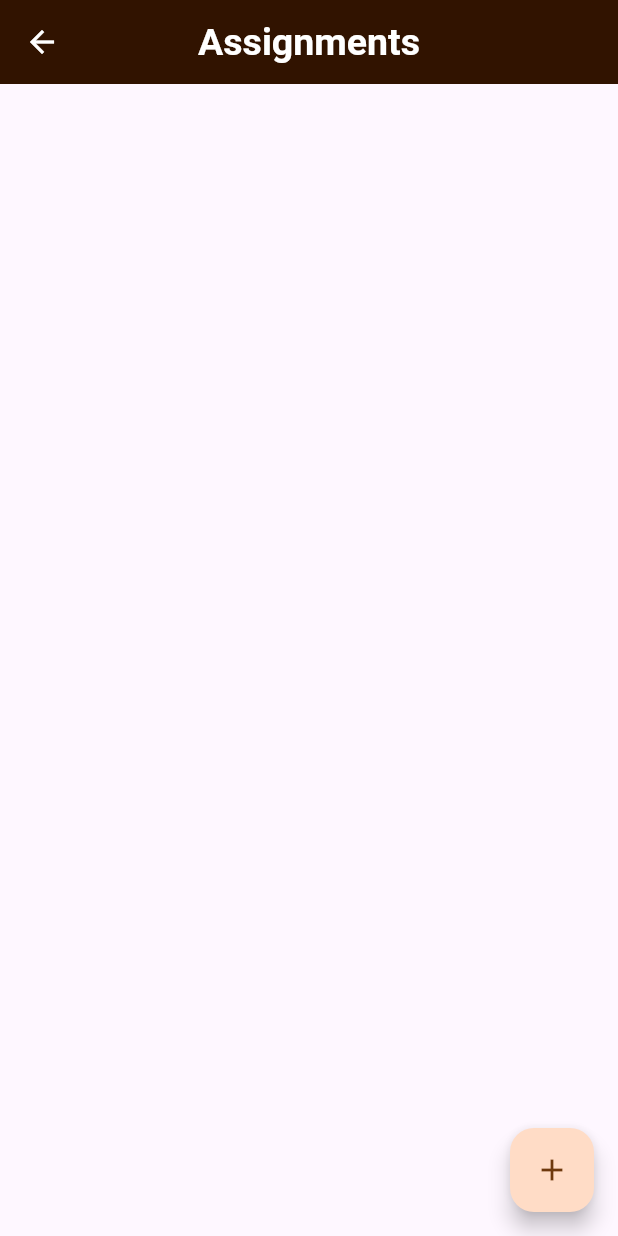
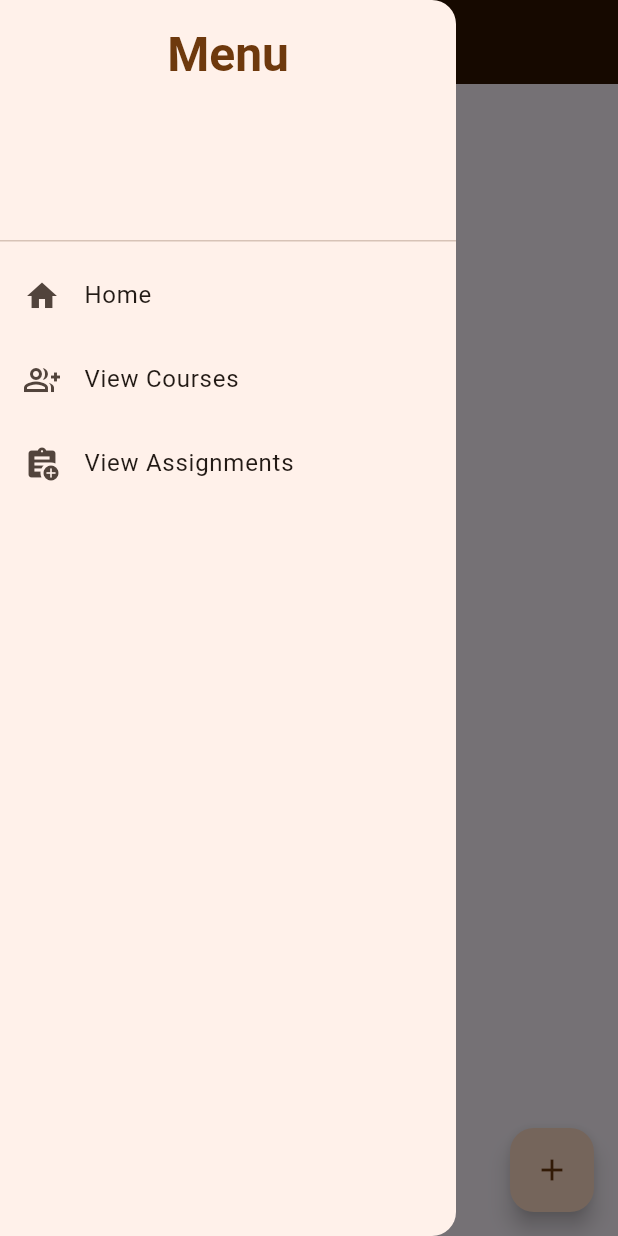
Before and after one commit to MobileProgramming2025/MobileProgramming, a Flutter app: the AssignmentListScreen screen opened by its route, with the side drawer open (before the commit the screen has no drawer), on a phone screen of 412 x 824 dp. Run offline on Flutter 3.47's test engine with Material 3 defaults, Android fonts, the phone set to English and light mode, and no system bars; our stand-ins replace cloud_firestore, file_picker, firebase_auth, firebase_core, firebase_storage, flutter_sizer and 1 more; accounts and stored records are empty.

Commit message:
user drawer

```diff
--- a/lib/screens/Assignment/assignment_list_screen.dart
+++ b/lib/screens/Assignment/assignment_list_screen.dart
@@ -1,5 +1,6 @@
 import 'package:flutter/material.dart';
 import 'package:cloud_firestore/cloud_firestore.dart';
+import 'package:mobileprogramming/screens/userDrawer.dart';
 import 'add_edit_assignment_screen.dart';
 
 class AssignmentListScreen extends StatefulWidget {
@@ -92,9 +93,18 @@ class _AssignmentListScreenState extends State<AssignmentListScreen> {
   @override
   Widget build(BuildContext context) {
     return Scaffold(
+
       appBar: AppBar(
         title: Text('Assignments'),
+        leading: Builder(
+          builder: (context) => IconButton(
+            icon: Icon(Icons.menu),
+            onPressed: () => Scaffold.of(context).openDrawer(),
+          ),
+        ),
       ),
+      drawer: const UserDrawer(),
+
       body: ListView.builder(
         itemCount: _assignments.length,
         itemBuilder: (context, index) {
--- a/lib/screens/UserScreens/user_home.dart
+++ b/lib/screens/UserScreens/user_home.dart
@@ -1,4 +1,5 @@
 import 'package:flutter/material.dart';
+import 'package:mobileprogramming/screens/userDrawer.dart';
 
 class UserHomeScreen extends StatelessWidget {
   const UserHomeScreen({super.key});
@@ -6,8 +7,20 @@ class UserHomeScreen extends StatelessWidget {
   @override
   Widget build(BuildContext context) {
     return Scaffold(
-      appBar: AppBar(title: Text("User Home")),
-      body: Center(child: Text("Welcome to User Home!")),
+
+      appBar: AppBar(
+        title: Text("User Home"),
+        leading: Builder(
+          builder: (context) => IconButton(
+            icon: Icon(Icons.menu),
+            onPressed: () => Scaffold.of(context).openDrawer(),
+          ),
+        ),
+      ),
+      drawer: const UserDrawer(),
+
+      body: Center(child: Text("Welcome to User Home!"))
     );
+
   }
 }
--- /dev/null
+++ b/lib/screens/userDrawer.dart
@@ -0,0 +1,44 @@
+import 'package:flutter/material.dart';
+
+class UserDrawer extends StatelessWidget {
+  const UserDrawer({Key? key}) : super(key: key);
+
+  @override
+  Widget build(BuildContext context) {
+    return Drawer(
+      child: ListView(
+        padding: EdgeInsets.zero,
+        children: <Widget>[
+          DrawerHeader(
+            child: Text(
+              'Menu',
+              style: Theme.of(context).textTheme.headlineLarge,
+              textAlign: TextAlign.center,
+            ),
+          ),
+          ListTile(
+            leading: Icon(Icons.home),
+            title: Text('Home'),
+            onTap: () {
+              Navigator.pushNamed(context, '/user_home');
+            },
+          ),
+          ListTile(
+            leading: Icon(Icons.group_add_outlined),
+            title: Text('View Courses'),
+            onTap: () {
+              Navigator.pushNamed(context, '/view_course');
+            },
+          ),
+          ListTile(
+            leading: Icon(Icons.assignment_add),
+            title: Text('View Assignments'),
+            onTap: () {
+              Navigator.pushNamed(context, '/assignment_screen');
+            },
+          ),
+        ],
+      ),
+    );
+  }
+}
```
Also changed, not shown: lib/screens/Assignment/assignment_screen.dart (+11 -1 lines).
